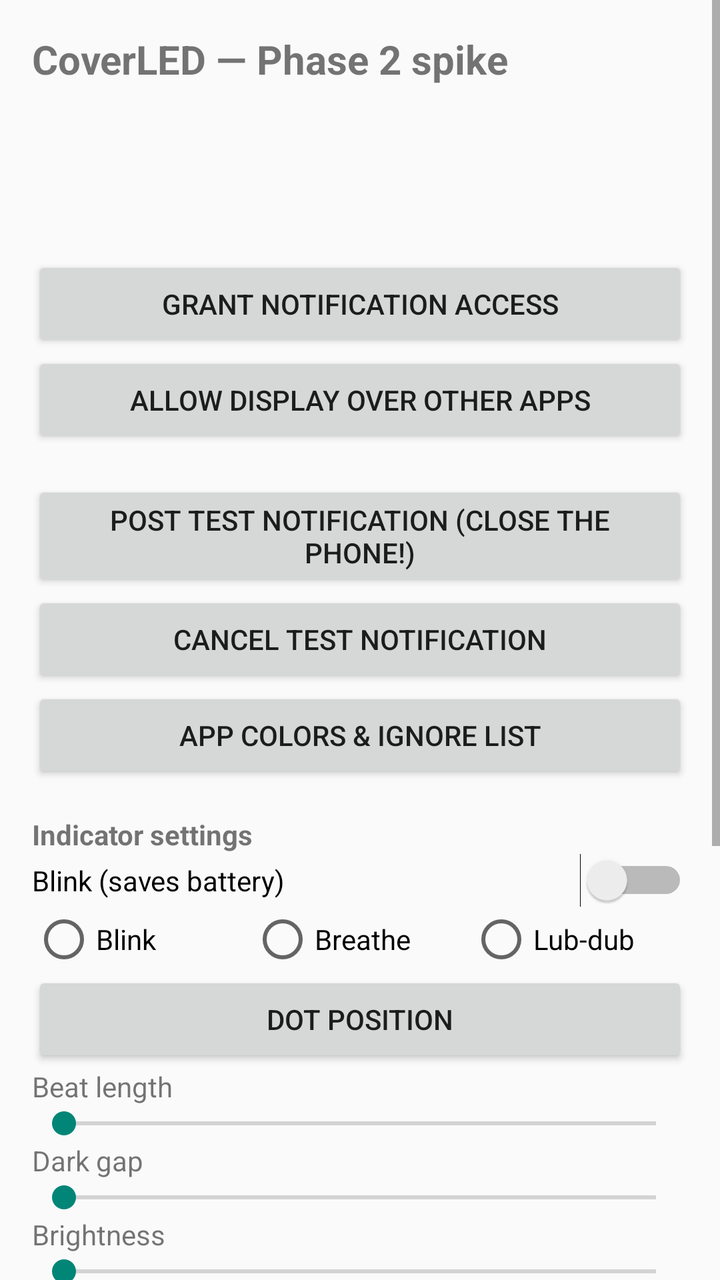
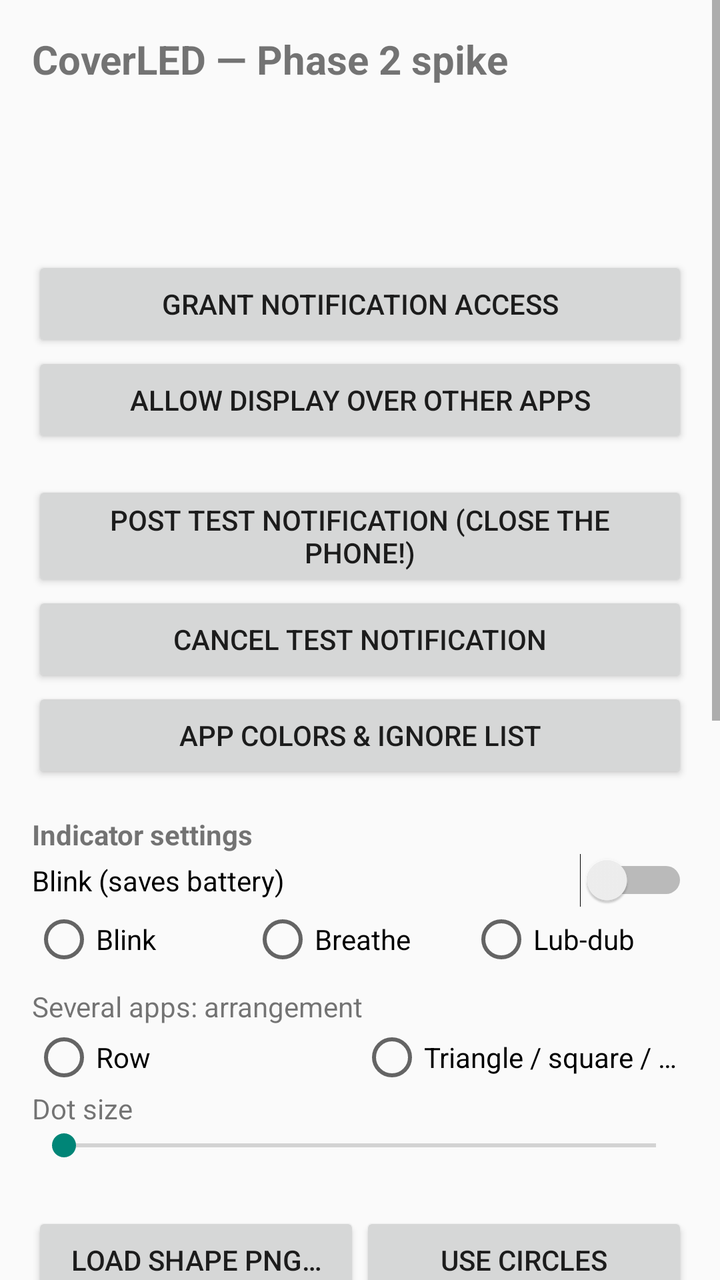

Screens rendered from an Android XML layout before and after an edit, with the pre-edit source and the edit as a unified diff.
<!-- AndroidManifest.xml: application theme Theme.CoverLED -->
<!-- res/layout/activity_main.xml -->
<?xml version="1.0" encoding="utf-8"?>
<ScrollView xmlns:android="http://schemas.android.com/apk/res/android"
    android:layout_width="match_parent"
    android:layout_height="match_parent">

    <LinearLayout
        android:layout_width="match_parent"
        android:layout_height="wrap_content"
        android:orientation="vertical"
        android:padding="16dp">

        <TextView
            android:layout_width="match_parent"
            android:layout_height="wrap_content"
            android:text="CoverLED — Phase 2 spike"
            android:textSize="20sp"
            android:textStyle="bold" />

        <TextView
            android:id="@+id/txtDisplays"
            android:layout_width="match_parent"
            android:layout_height="wrap_content"
            android:layout_marginTop="12dp"
            android:fontFamily="monospace"
            android:textSize="12sp" />

        <TextView
            android:id="@+id/txtFold"
            android:layout_width="match_parent"
            android:layout_height="wrap_content"
            android:layout_marginTop="12dp"
            android:fontFamily="monospace"
            android:textSize="12sp" />

        <TextView
            android:id="@+id/txtAccess"
            android:layout_width="match_parent"
            android:layout_height="wrap_content"
            android:layout_marginTop="12dp"
            android:fontFamily="monospace"
            android:textSize="12sp" />

        <Button
            android:id="@+id/btnAccess"
            android:layout_width="match_parent"
            android:layout_height="wrap_content"
            android:text="Grant notification access" />

        <Button
            android:id="@+id/btnOverlay"
            android:layout_width="match_parent"
            android:layout_height="wrap_content"
            android:text="Allow display over other apps" />

        <TextView
            android:id="@+id/txtState"
            android:layout_width="match_parent"
            android:layout_height="wrap_content"
            android:fontFamily="monospace"
            android:textSize="12sp" />

        <Button
            android:id="@+id/btnTestNotif"
            android:layout_width="match_parent"
            android:layout_height="wrap_content"
            android:text="Post test notification (close the phone!)" />

        <Button
            android:id="@+id/btnCancelNotif"
            android:layout_width="match_parent"
            android:layout_height="wrap_content"
            android:text="Cancel test notification" />

        <Button
            android:id="@+id/btnColors"
            android:layout_width="match_parent"
            android:layout_height="wrap_content"
            android:text="App colors &amp; ignore list" />

        <TextView
            android:layout_width="match_parent"
            android:layout_height="wrap_content"
            android:layout_marginTop="16dp"
            android:text="Indicator settings"
            android:textStyle="bold" />

        <Switch
            android:id="@+id/swBlink"
            android:layout_width="match_parent"
            android:layout_height="wrap_content"
            android:text="Blink (saves battery)" />

        <RadioGroup
            android:id="@+id/rgStyle"
            android:layout_width="match_parent"
            android:layout_height="wrap_content"
            android:orientation="horizontal">
            <RadioButton android:id="@+id/rbHard" android:layout_width="0dp" android:layout_weight="1" android:layout_height="wrap_content" android:text="Blink" />
            <RadioButton android:id="@+id/rbBreathe" android:layout_width="0dp" android:layout_weight="1" android:layout_height="wrap_content" android:text="Breathe" />
            <RadioButton android:id="@+id/rbLubdub" android:layout_width="0dp" android:layout_weight="1" android:layout_height="wrap_content" android:text="Lub-dub" />
        </RadioGroup>

        <Button
            android:id="@+id/btnPosition"
            android:layout_width="match_parent"
            android:layout_height="wrap_content"
            android:text="Dot position" />

        <TextView
            android:id="@+id/lblBlinkOn"
            android:layout_width="match_parent"
            android:layout_height="wrap_content"
            android:text="Beat length" />

        <SeekBar
            android:id="@+id/sbBlinkOn"
            android:layout_width="match_parent"
            android:layout_height="wrap_content"
            android:max="28" />

        <TextView
            android:id="@+id/lblBlinkOff"
            android:layout_width="match_parent"
            android:layout_height="wrap_content"
            android:text="Dark gap" />

        <SeekBar
            android:id="@+id/sbBlinkOff"
            android:layout_width="match_parent"
            android:layout_height="wrap_content"
            android:max="29" />

        <TextView
            android:id="@+id/lblBrightness"
            android:layout_width="match_parent"
            android:layout_height="wrap_content"
            android:text="Brightness" />

        <SeekBar
            android:id="@+id/sbBrightness"
            android:layout_width="match_parent"
            android:layout_height="wrap_content"
            android:max="99" />

        <Switch
            android:id="@+id/swBattery"
            android:layout_width="match_parent"
            android:layout_height="wrap_content"
            android:text="Show charging info under the dot" />

        <TextView
            android:layout_width="match_parent"
            android:layout_height="wrap_content"
            android:layout_marginTop="16dp"
            android:text="Manual indicator (debug)"
            android:textStyle="bold" />

        <Button
            android:id="@+id/btnShowNow"
            android:layout_width="match_parent"
            android:layout_height="wrap_content"
            android:layout_marginTop="16dp"
            android:text="Show dot on cover NOW" />

        <Button
            android:id="@+id/btnShowDelayed"
            android:layout_width="match_parent"
            android:layout_height="wrap_content"
            android:text="Show dot on cover in 8 s (close the phone!)" />

        <Button
            android:id="@+id/btnShowMulti"
            android:layout_width="match_parent"
            android:layout_height="wrap_content"
            android:text="Show 3 dots in 8 s" />

        <Button
            android:id="@+id/btnHide"
            android:layout_width="match_parent"
            android:layout_height="wrap_content"
            android:text="Hide indicator" />

        <TextView
            android:id="@+id/txtLog"
            android:layout_width="match_parent"
            android:layout_height="wrap_content"
            android:layout_marginTop="16dp"
            android:fontFamily="monospace"
            android:textSize="11sp" />
    </LinearLayout>
</ScrollView>
<!-- resources referenced by this layout -->
<resources>
  <style name="Theme.CoverLED" parent="Theme.AppCompat.DayNight.NoActionBar" />
</resources>

<!-- the commit's change to res/layout/activity_main.xml (unified diff, before → after) -->
@@ -100,6 +100,48 @@
             <RadioButton android:id="@+id/rbLubdub" android:layout_width="0dp" android:layout_weight="1" android:layout_height="wrap_content" android:text="Lub-dub" />
         </RadioGroup>
 
+        <TextView
+            android:layout_width="match_parent"
+            android:layout_height="wrap_content"
+            android:layout_marginTop="8dp"
+            android:text="Several apps: arrangement" />
+
+        <RadioGroup
+            android:id="@+id/rgArrangement"
+            android:layout_width="match_parent"
+            android:layout_height="wrap_content"
+            android:orientation="horizontal">
+            <RadioButton android:id="@+id/rbRow" android:layout_width="0dp" android:layout_weight="1" android:layout_height="wrap_content" android:text="Row" />
+            <RadioButton android:id="@+id/rbGeometric" android:layout_width="0dp" android:layout_weight="1" android:layout_height="wrap_content" android:text="Triangle / square / …" />
+        </RadioGroup>
+
+        <TextView
+            android:id="@+id/lblSize"
+            android:layout_width="match_parent"
+            android:layout_height="wrap_content"
+            android:text="Dot size" />
+
+        <SeekBar
+            android:id="@+id/sbSize"
+            android:layout_width="match_parent"
+            android:layout_height="wrap_content"
+            android:max="56" />
+
+        <TextView
+            android:id="@+id/txtShape"
+            android:layout_width="match_parent"
+            android:layout_height="wrap_content"
+            android:layout_marginTop="8dp"
+            android:textSize="12sp" />
+
+        <LinearLayout
+            android:layout_width="match_parent"
+            android:layout_height="wrap_content"
+            android:orientation="horizontal">
+            <Button android:id="@+id/btnShape" android:layout_width="0dp" android:layout_weight="1" android:layout_height="wrap_content" android:text="Load shape PNG…" />
+            <Button android:id="@+id/btnShapeClear" android:layout_width="0dp" android:layout_weight="1" android:layout_height="wrap_content" android:text="Use circles" />
+        </LinearLayout>
+
         <Button
             android:id="@+id/btnPosition"
             android:layout_width="match_parent"
